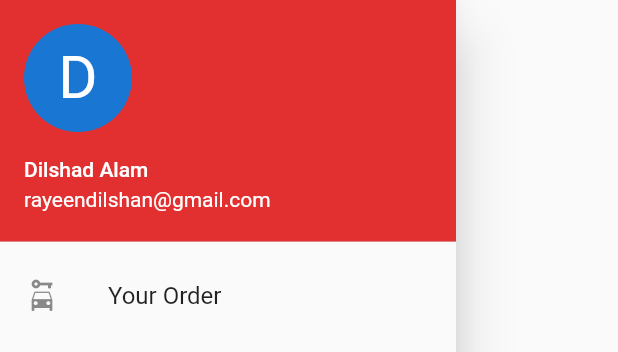
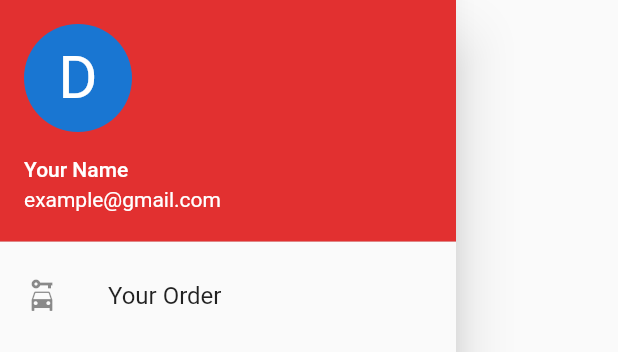
Before and after one commit to Dilshad97/App-Project, a Flutter app: the DrawerFUn widget shown alone on an empty page, opened directly, on a phone screen of 412 x 824 dp. Shown: the top 352 px of the screen. Run offline on Flutter 3.47's test engine with Material 2 defaults, Android fonts, the phone set to English and light mode, and no system bars; our stand-ins replace carousel_slider, google_maps_flutter, share; network calls fail.

Commit message:
final User Name change

```diff
--- a/lib/utils/Drawer.dart
+++ b/lib/utils/Drawer.dart
@@ -24,17 +24,22 @@ class _DrawerFUnState extends State<DrawerFUn> {
           child: ListView(
 
             children: [
-              UserAccountsDrawerHeader(
+              InkWell(
+                onTap: () {
+                  Navigator.push(context, MaterialPageRoute(builder: (context)=>Account()));
+                },
+                child: UserAccountsDrawerHeader(
 
                   decoration: BoxDecoration(
                     color: Color(0xFFE23030),
                   ),
-                accountName: Text("Dilshad Alam"),
-                accountEmail: Text("rayeendilshan@gmail.com"),
+                  accountName: Text("Your Name"),
+                  accountEmail: Text("example@gmail.com"),
                   currentAccountPicture: CircleAvatar(
                     child: Text(
                       "D",
                       style: TextStyle(fontSize: 40),
+                    ),
                   ),
                 ),
               ),
```
Also changed, not shown: lib/Dashbord/Home_Page.dart (+6 -8 lines). Lines whose indentation alone changed are shown as unchanged.
